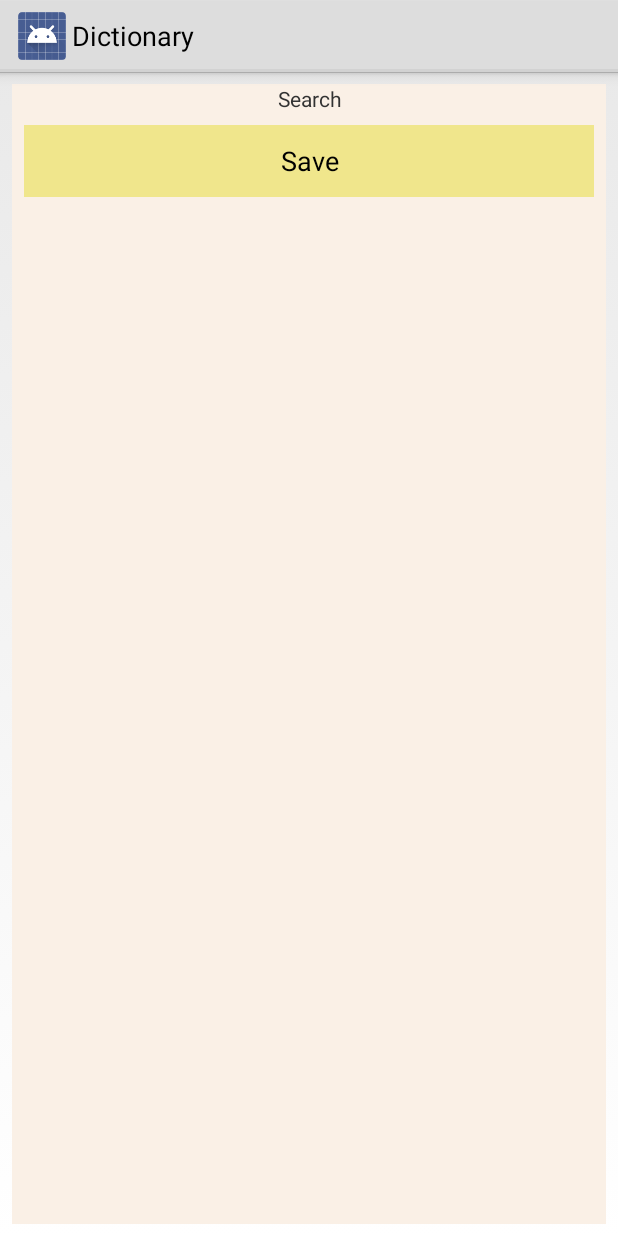
After one commit to rajkukadia/Ping-scroggle-android, an Android app: the DictionaryAssignment3 screen opened directly, with no data from a screen before it, on a phone screen of 412 x 824 dp. The commit adds this screen. Run offline under Robolectric (Android 15) with nearby library versions, the phone set to English and light mode, and no system bars.

Commit message:
Assignment 3 a

```diff
--- a/app/src/main/AndroidManifest.xml
+++ b/app/src/main/AndroidManifest.xml
@@ -23,6 +23,8 @@
             android:theme="@style/NoTitle"/>
         <activity android:name=".GameActivity"
             android:theme="@style/NoTitle"/>
+        <activity android:name=".DictionaryAssignment3"
+            android:theme="@style/AppTheme"/>
 
     </application>
 
--- /dev/null
+++ b/app/src/main/java/edu/neu/madcourse/raj__kukadia/DictionaryAssignment3.java
@@ -0,0 +1,16 @@
+package edu.neu.madcourse.raj__kukadia;
+
+
+import android.app.Activity;
+import android.os.Bundle;
+
+public class DictionaryAssignment3 extends Activity{
+
+    @Override
+    protected void onCreate(Bundle savedInstanceState) {
+        super.onCreate(savedInstanceState);
+        getActionBar().setTitle("Dictionary");
+        setContentView(R.layout.activity_dictionary_ass3);
+
+    }
+}
--- /dev/null
+++ b/app/src/main/res/layout/activity_dictionary_ass3.xml
@@ -0,0 +1,31 @@
+<?xml version="1.0" encoding="utf-8"?>
+
+<LinearLayout xmlns:android="http://schemas.android.com/apk/res/android"
+    xmlns:tools="http://schemas.android.com/tools"
+    android:layout_width="match_parent"
+    android:layout_height="match_parent"
+    android:layout_gravity="center"
+    android:orientation="vertical"
+    android:layout_margin="@dimen/menu_button_margin"
+    android:background="@color/Linen"
+    tools:context=".DictionaryAssignment3">
+
+    <TextView
+        android:layout_width="match_parent"
+        android:layout_height="wrap_content"
+        android:gravity="center"
+        android:text="@string/search_label"/>
+
+
+    <Button
+        android:id="@+id/about_mainactivity_button"
+        android:layout_width="match_parent"
+        android:layout_height="wrap_content"
+        android:layout_margin="@dimen/menu_button_margin"
+        android:padding="@dimen/menu_button_padding"
+        android:background="@color/Khaki"
+        android:text="@string/save_label" />
+
+
+
+</LinearLayout>
--- a/app/src/main/res/values/strings.xml
+++ b/app/src/main/res/values/strings.xml
@@ -25,6 +25,9 @@
     <string name="new_game_label">New Game</string>
     <string name="about_title">About Ultimate Tic Tac Toe</string>
     <string name="about_label">About</string>
+    <string name="dict_label">Dictionary</string>
+    <string name="search_label">Search</string>
+    <string name="save_label">Save</string>
     <string name="about_text">\
 This game is played just like
 regular Tic Tac Toe with one difference: to win a tile
```
Also changed, not shown: app/src/main/java/edu/neu/madcourse/raj__kukadia/MainActivity.java (+11 -0 lines), app/src/main/res/layout/activity_main.xml (+11 -0 lines).
